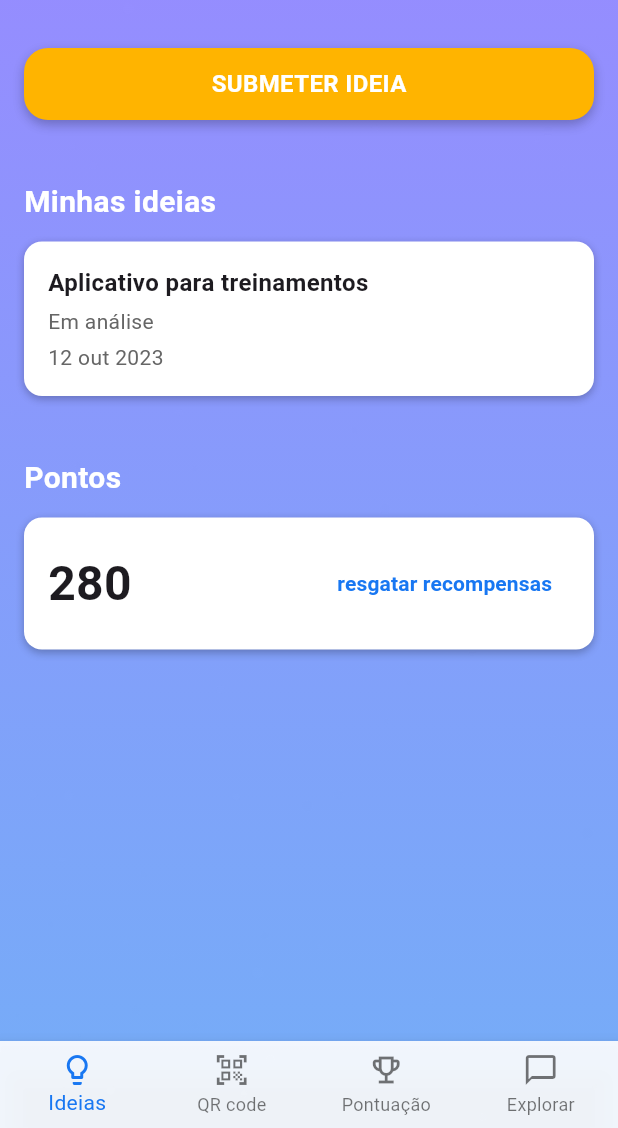
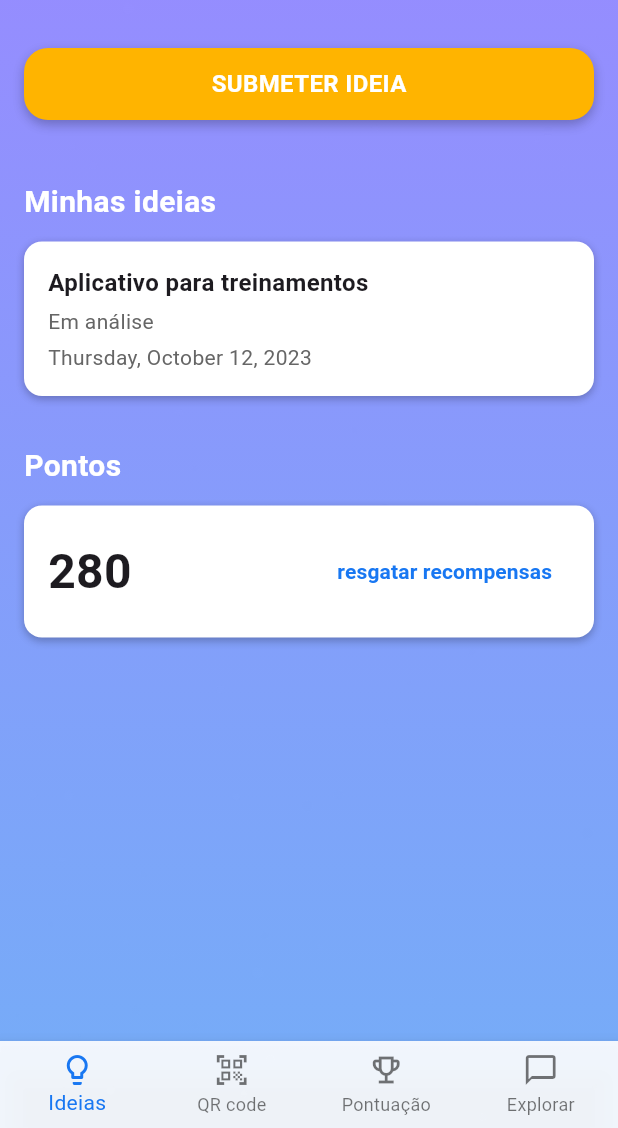
Before and after one commit to MakotoMano/AppChallenge, a Flutter app: the InovaPlusPage screen opened by its route, on a phone screen of 412 x 824 dp, the part 108-1236 px from its top. Run offline on Flutter 3.47's test engine with Material 3 defaults, Android fonts, the phone set to English and light mode, and no system bars.

```diff
--- a/lib/pages/inova_plus_page.dart
+++ b/lib/pages/inova_plus_page.dart
@@ -5,27 +5,55 @@ import '../widgets/background_scaffold.dart';
 import '../widgets/animated_logo_image.dart';
 import '../widgets/touch_animated_button.dart';
 
-class InovaPlusPage extends StatelessWidget {
+class InovaPlusPage extends StatefulWidget {
   const InovaPlusPage({Key? key}) : super(key: key);
+
+  @override
+  State<InovaPlusPage> createState() => _InovaPlusPageState();
+}
+
+class _InovaPlusPageState extends State<InovaPlusPage> {
+  /// Lista “Minhas ideias”. Em produção isso viria do backend.
+  final List<Map<String, dynamic>> _myIdeas = [
+    {
+      'title': 'Aplicativo para treinamentos',
+      'status': 'Em análise',
+      'date': DateTime(2023, 10, 12),
+    },
+  ];
 
   void _onTapNav(BuildContext context, int idx) {
     switch (idx) {
       case 0:
-        // Ideias (home)
         Navigator.of(context).pushReplacementNamed('/home');
         break;
       case 1:
-        // QR code
         Navigator.of(context).pushReplacementNamed('/qr');
         break;
       case 2:
-        // Pontuação
         Navigator.of(context).pushReplacementNamed('/points');
         break;
       case 3:
-        // Explorar
         Navigator.of(context).pushReplacementNamed('/explore');
         break;
+    }
+  }
+
+  /// Abre a página de submissão, aguarda o retorno e insere a ideia na lista.
+  Future<void> _openSubmit() async {
+    final result =
+        await Navigator.pushNamed(context, '/submit') as Map<String, dynamic>?;
+
+    if (result != null) {
+      setState(() {
+        _myIdeas.insert(0, {
+          'title': (result['title'] as String?) ?? 'Sem título',
+          'status': (result['status'] as String?) ?? 'Em análise',
+          'date': (result['date'] is DateTime)
+              ? result['date'] as DateTime
+              : DateTime.now(), // fallback seguro
+        });
+      });
     }
   }
 
@@ -43,17 +71,28 @@ class InovaPlusPage extends StatelessWidget {
               children: [
                 const _Header(),
                 const SizedBox(height: 32),
+
+                /// Botão que abre a tela de submit e A-G-U-A-R-D-A o retorno
                 TouchAnimatedButton(
                   label: 'SUBMETER IDEIA',
-                  onPressed: () {
-                    Navigator.of(context).pushReplacementNamed('/submit');
-                  },
+                  onPressed: _openSubmit,
                 ),
+
                 const SizedBox(height: 40),
                 const _SectionTitle('Minhas ideias'),
                 const SizedBox(height: 12),
-                const IdeaCard(),
-                const SizedBox(height: 40),
+
+                // Lista dinâmica das suas ideias
+                for (final idea in _myIdeas) ...[
+                  IdeaCard(
+                    title: (idea['title'] as String?) ?? 'Sem título',
+                    status: (idea['status'] as String?) ?? 'Em análise',
+                    date: (idea['date'] as DateTime?) ?? DateTime.now(),
+                  ),
+                  const SizedBox(height: 16),
+                ],
+
+                const SizedBox(height: 16),
                 const _SectionTitle('Pontos'),
                 const SizedBox(height: 12),
                 const PointsCard(),
@@ -64,7 +103,7 @@ class InovaPlusPage extends StatelessWidget {
         ),
       ),
       bottomNavigationBar: BottomNavigationBar(
-        currentIndex: 0, // Índice da aba “Ideias”
+        currentIndex: 0, // Aba “Ideias”
         onTap: (idx) => _onTapNav(context, idx),
         backgroundColor: Colors.white.withOpacity(0.9),
         selectedItemColor: const Color(0xFF1877F2),
@@ -98,8 +137,6 @@ class _Header extends StatelessWidget {
   }
 }
 
-// Continue definindo _SectionTitle, IdeaCard, PointsCard… exatamente como antes.
-
 /// --------------------------------------------------------------------------
 /// Título de seção
 /// --------------------------------------------------------------------------
@@ -116,10 +153,20 @@ class _SectionTitle extends StatelessWidget {
 }
 
 /// --------------------------------------------------------------------------
-/// Card de ideia (hover/scale)
+/// Card de ideia (hover/scale) — agora com dados dinâmicos
 /// --------------------------------------------------------------------------
 class IdeaCard extends StatefulWidget {
-  const IdeaCard({Key? key}) : super(key: key);
+  final String title;
+  final String status;
+  final DateTime date;
+
+  const IdeaCard({
+    Key? key,
+    required this.title,
+    required this.status,
+    required this.date,
+  }) : super(key: key);
+
   @override
   _IdeaCardState createState() => _IdeaCardState();
 }
@@ -129,6 +176,9 @@ class _IdeaCardState extends State<IdeaCard> {
 
   @override
   Widget build(BuildContext context) {
+    final dateStr =
+        MaterialLocalizations.of(context).formatFullDate(widget.date);
+
     return MouseRegion(
       onEnter: (_) => setState(() => _hovering = true),
       onExit: (_) => setState(() => _hovering = false),
@@ -151,12 +201,15 @@ class _IdeaCardState extends State<IdeaCard> {
         padding: const EdgeInsets.all(16),
         child: Column(
           crossAxisAlignment: CrossAxisAlignment.start,
-          children: const [
-            Text('Aplicativo para treinamentos', style: TextStyle(fontSize: 16, fontWeight: FontWeight.bold)),
-            SizedBox(height: 4),
-            Text('Em análise', style: TextStyle(fontSize: 14, color: Color(0xFF666666))),
-            SizedBox(height: 4),
-            Text('12 out 2023', style: TextStyle(fontSize: 14, color: Color(0xFF666666))),
+          children: [
+            Text(widget.title,
+                style: const TextStyle(fontSize: 16, fontWeight: FontWeight.bold)),
+            const SizedBox(height: 4),
+            Text(widget.status,
+                style: const TextStyle(fontSize: 14, color: Color(0xFF666666))),
+            const SizedBox(height: 4),
+            Text(dateStr,
+                style: const TextStyle(fontSize: 14, color: Color(0xFF666666))),
           ],
         ),
       ),
@@ -205,7 +258,8 @@ class _PointsCardState extends State<PointsCard> {
             TextButton(
               onPressed: () {},
               style: TextButton.styleFrom(foregroundColor: const Color(0xFF1877F2)),
-              child: const Text('resgatar recompensas', style: TextStyle(fontSize: 14, fontWeight: FontWeight.w600)),
+              child: const Text('resgatar recompensas',
+                  style: TextStyle(fontSize: 14, fontWeight: FontWeight.w600)),
             ),
           ],
         ),
```
Also changed, not shown: lib/pages/submit_idea_page.dart (+13 -5 lines).
